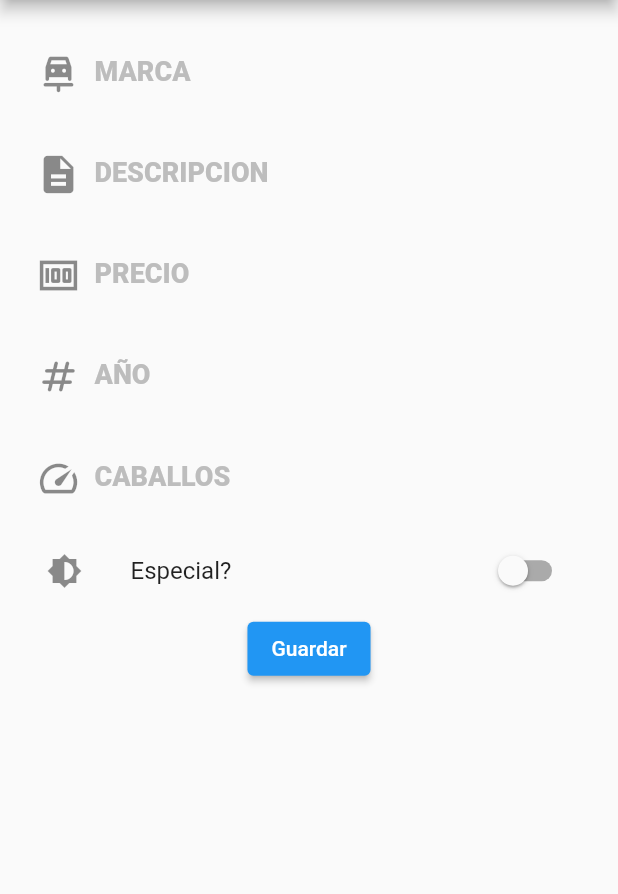
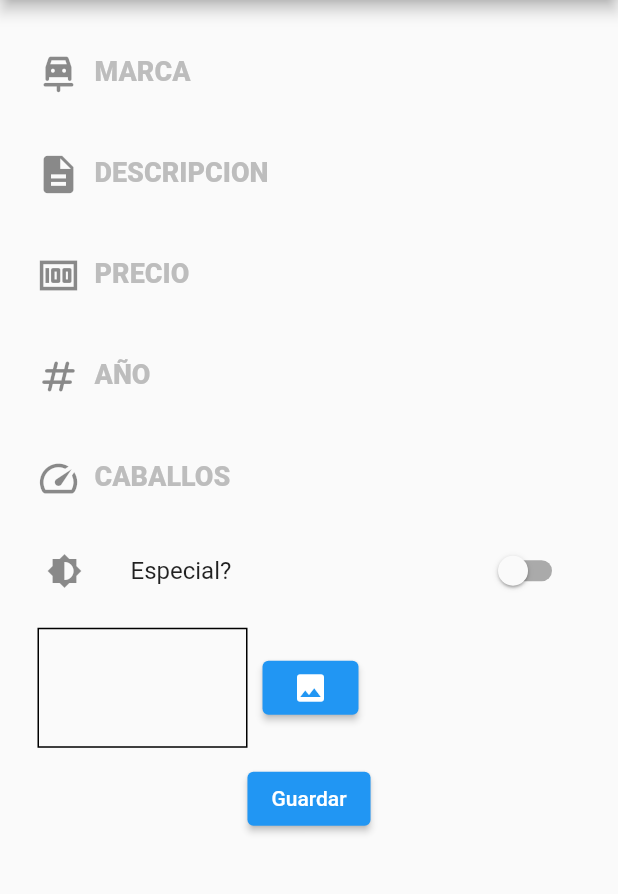
Before and after one commit to manspitub/Car-Power, a Flutter app: the AddCarPage screen opened by its route, after a tap on "Guardar", on a phone screen of 412 x 824 dp, the part 84-978 px from its top. Run offline on Flutter 3.47's test engine with Material 2 defaults, Android fonts, the phone set to English and light mode, and no system bars; our stand-ins replace animated_splash_screen, cloud_firestore, firebase_core, firebase_storage, image_picker; accounts and stored records are empty.

Commit message:
feat/upload image from gallery and camera to storage

```diff
--- a/car_power/lib/pages/add_car_page.dart
+++ b/car_power/lib/pages/add_car_page.dart
@@ -1,5 +1,11 @@
+import 'dart:io';
+
 import 'package:car_power/services/firebase_service.dart';
+import 'package:car_power/services/select_image.dart';
+import 'package:car_power/services/upload_image.dart';
 import 'package:flutter/material.dart';
+import 'package:image_picker/image_picker.dart';
+
 
 class AddCarPage extends StatefulWidget {
   const AddCarPage({Key? key}) : super(key: key);
@@ -15,6 +21,8 @@ class _AddCarPageState extends State<AddCarPage> {
   TextEditingController precioController = TextEditingController(text: "");
   TextEditingController especialController = TextEditingController(text: "");
   TextEditingController yearController = TextEditingController(text: "");
+
+  File? imagen_to_upload;
 
   @override
   Widget build(BuildContext context) {
@@ -166,8 +174,36 @@ class _AddCarPageState extends State<AddCarPage> {
               title: Text("Especial?"),
               secondary: Icon(Icons.brightness_medium),
               ),
+              Row(
+                children: [
+
+                  imagen_to_upload !=null ?
+                  Image.file(imagen_to_upload!, fit: BoxFit.fill, width: 140) :Container(
+                    margin: const EdgeInsets.all(10),
+                    height: 80,
+                    width: 140,
+                    decoration: BoxDecoration(border: Border.all(color: Colors.black)),
+
+                  ),
+                  ElevatedButton(
+                    onPressed: ()async{
+                      final image = await getImageFromGallery();
+                      setState(() {
+                        imagen_to_upload = File(image!.path);
+                      });
+                    },
+                     child: Icon(Icons.image)),
+                ],
+              ),
+
             ElevatedButton(
                 onPressed: () async {
+                  if(imagen_to_upload == null){
+                    return;
+                  }
+
+                  final uploaded = await uploadImage(imagen_to_upload!);
+
 
                   await addCar(marcaController.text, int.parse(caballosController.text), descripcionController.text, isEspecial, int.parse(precioController.text), int.parse(yearController.text), ).then((value) => Navigator.pop(context));
                 },
--- a/car_power/lib/services/firebase_service.dart
+++ b/car_power/lib/services/firebase_service.dart
@@ -1,6 +1,7 @@
 
 
 import 'package:cloud_firestore/cloud_firestore.dart';
+import 'package:image_picker/image_picker.dart';
 
 FirebaseFirestore db = FirebaseFirestore.instance;
 
--- a/car_power/pubspec.yaml
+++ b/car_power/pubspec.yaml
@@ -38,6 +38,9 @@ dependencies:
   animated_splash_screen: ^1.3.0
   cloud_firestore: ^4.3.2
   provider: ^6.0.5
+  image_picker: ^0.8.6+1
+  firebase_storage: ^11.0.11
+
 
 dev_dependencies:
   flutter_test:
```
Also changed, not shown: car_power/lib/services/select_image.dart (added, +15 -0 lines), car_power/lib/services/upload_image.dart (added, +25 -0 lines), car_power/pubspec.lock, 1 other file.
